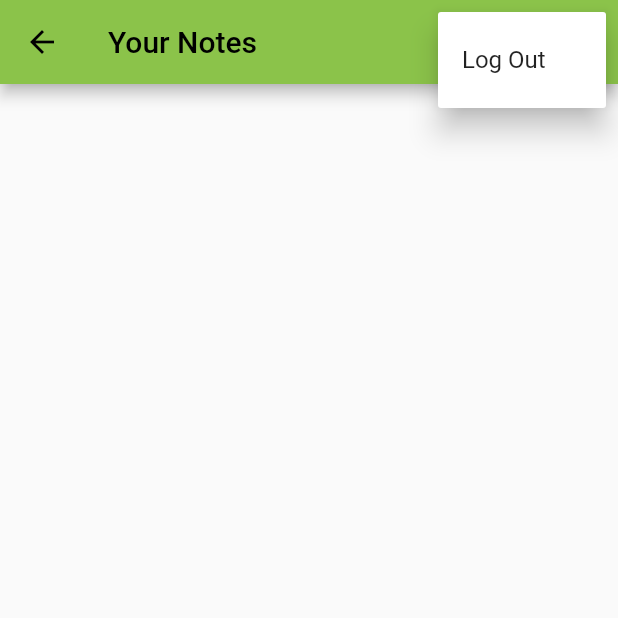
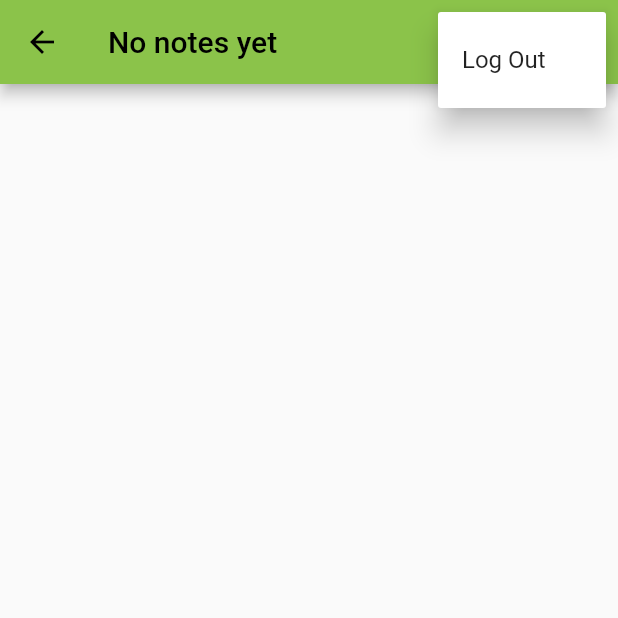
Before and after one commit to David-codes0/Cloud-Note-App-Using-FLutter-Bloc, a Flutter app: the NotesView screen opened directly, after a tap on the "more vert" icon, on a phone screen of 412 x 824 dp, the top half of it. Run offline on Flutter 3.47's test engine with Material 2 defaults, Android fonts, the light colour scheme and no system bars; our stand-ins replace cloud_firestore, equatable, firebase_auth, firebase_core, flutter_bloc, share_plus; accounts and stored records are empty; generated files the repository leaves out were written again.

Commit message:
step-31-and-Step-32.

```diff
--- a/lib/extensions/buildcontext/loc.dart
+++ b/lib/extensions/buildcontext/loc.dart
@@ -1,6 +1,6 @@
 
 import 'package:flutter/material.dart' show BuildContext;
-import 'package:flutter_gen/gen_l10n/app_localizations.dart' show AppLocalizations;
+import 'package:flutter_gen/gen_l10n/app_localizations.dart';
 extension Localization on BuildContext {
   AppLocalizations get loc => AppLocalizations.of(this)!;
 }
--- a/lib/views/notes/notes_view.dart
+++ b/lib/views/notes/notes_view.dart
@@ -2,6 +2,7 @@
 import 'package:flutter/material.dart';
 import 'package:flutter_bloc/flutter_bloc.dart' show ReadContext;
 import 'package:mynotes/constants/routes.dart';
+import 'package:mynotes/extensions/buildcontext/loc.dart';
 import 'package:mynotes/services/auth/auth_service.dart';
 import 'package:mynotes/services/auth/bloc/auth_event.dart';
 import 'package:mynotes/services/auth/bloc/authbloc.dart';
@@ -12,6 +13,10 @@ import 'package:mynotes/utility/dialogs/logout_dialog.dart';
 import 'package:mynotes/views/notes/note_list_view.dart';
 
 import '../../enums/menu_action.dart';
+
+extension Count<T extends Iterable> on Stream<T>{
+  Stream<int> get getLength => map((event) => event.length);
+}
 
 class NotesView extends StatefulWidget {
   const NotesView({Key? key}) : super(key: key);
@@ -38,7 +43,18 @@ class _NotesViewState extends State<NotesView> {
   Widget build(BuildContext context) {
     return Scaffold(
       appBar: AppBar(
-        title: const Text('Your Notes'),
+        title: StreamBuilder(
+          stream: _notesService.allNotes(ownerUserId: userId).getLength,
+          builder: (context, AsyncSnapshot<int> snapshot) {
+            if (snapshot.hasData){
+              final  noteCount = snapshot.data ?? 0;
+              final text = context.loc.notes_title(noteCount);
+              return Text(text);
+            }else{
+              return const Text('');
+            }
+          },
+          ),
         actions: [
           IconButton(onPressed: (){
             Navigator.of(context).pushNamed(createOrUpdateNoteRoute);
```
